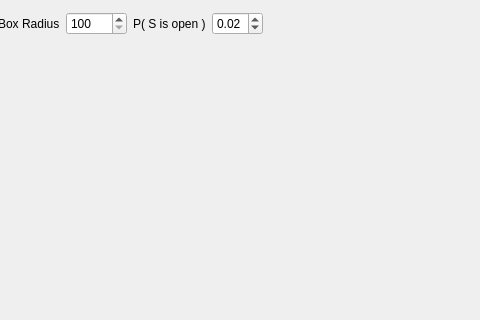
emiliobrazil/randomview, file codigos/QtRandon/cornerPercolation/mainwindow.ui: the form before one commit; both pictures show x 336 to 816 and y 0 to 320 of the 902 by 674 pixel window.
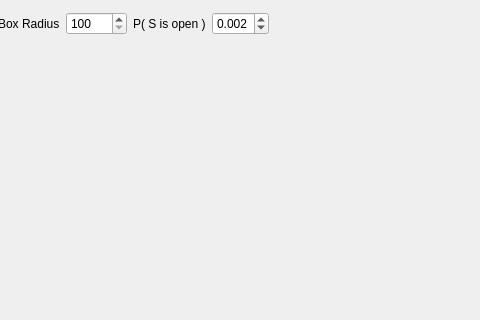
The form after the commit.

Commit message: Finalmente o processo de percolacao funciona direito. Nada como os bons e velhos ponteiros... :)

```diff
--- a/codigos/QtRandon/cornerPercolation/mainwindow.ui
+++ b/codigos/QtRandon/cornerPercolation/mainwindow.ui
@@ -174,6 +174,9 @@
      </item>
      <item row="0" column="9">
       <widget class="QDoubleSpinBox" name="probSpinBox">
+       <property name="decimals">
+        <number>3</number>
+       </property>
        <property name="maximum">
         <double>1.000000000000000</double>
        </property>
@@ -181,7 +184,7 @@
         <double>0.010000000000000</double>
        </property>
        <property name="value">
-        <double>0.020000000000000</double>
+        <double>0.002000000000000</double>
        </property>
       </widget>
      </item>
```
Left out of the diff: 2 changed lines with no effect on the pictures. The commit also changes 2 other files.
